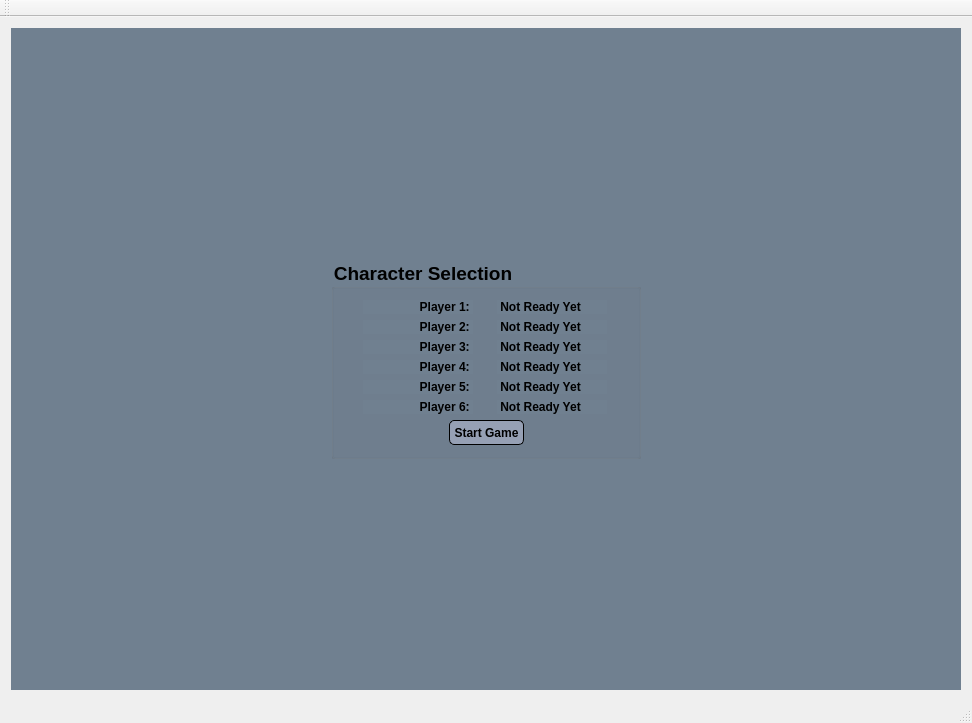
stcassedy/Clue-Less-JHU, file Client/src/UI/ClientWindow.ui: the form before one commit.
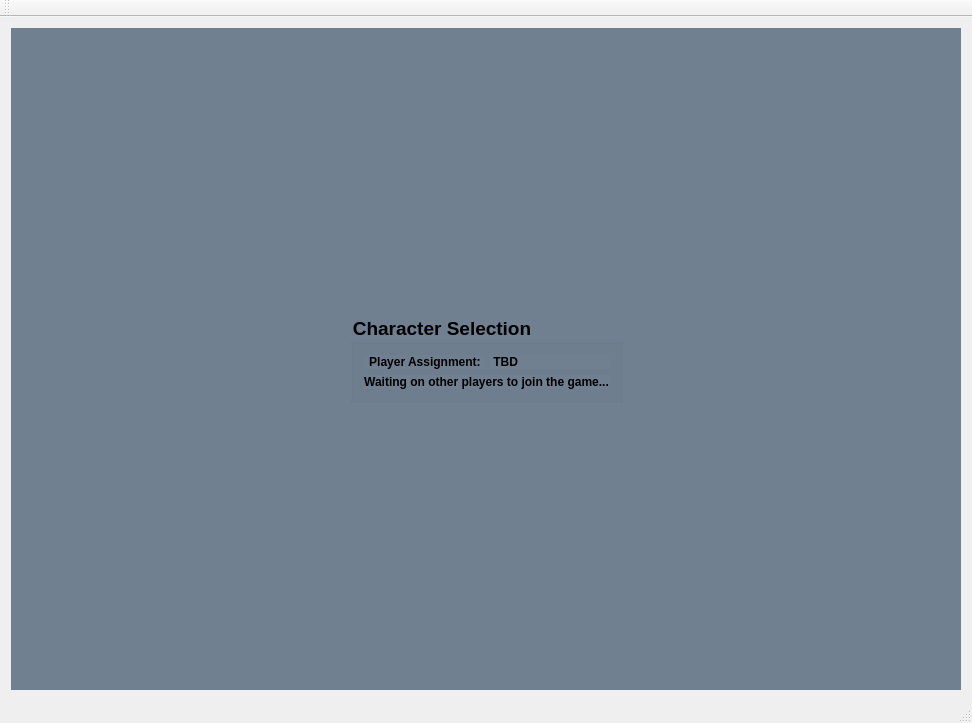
The form after the commit. The open tabs and pages were chosen to show the change.

Commit message:
Client Handles Most Server Messages
The client logic has been updated for most scenarios. The Server classes and Board classes are still not playing nicely.

```diff
--- a/Client/src/UI/ClientWindow.ui
+++ b/Client/src/UI/ClientWindow.ui
@@ -304,199 +304,9 @@
           </property>
           <layout class="QVBoxLayout" name="verticalLayout_29">
            <item>
-            <layout class="QGridLayout" name="gridLayout_3">
-             <item row="4" column="1">
-              <widget class="QLabel" name="lbReadyPlayer5">
-               <property name="minimumSize">
-                <size>
-                 <width>80</width>
-                 <height>0</height>
-                </size>
-               </property>
-               <property name="maximumSize">
-                <size>
-                 <width>110</width>
-                 <height>16777215</height>
-                </size>
-               </property>
-               <property name="styleSheet">
-                <string notr="true">QLabel {
-color: rgb(0,0,0);
-font-weight: bold;
-}</string>
-               </property>
-               <property name="text">
-                <string> Not Ready Yet</string>
-               </property>
-               <property name="alignment">
-                <set>Qt::AlignLeading|Qt::AlignLeft|Qt::AlignVCenter</set>
-               </property>
-              </widget>
-             </item>
-             <item row="5" column="0">
-              <widget class="QLabel" name="lbSelectionPlayer6">
-               <property name="maximumSize">
-                <size>
-                 <width>110</width>
-                 <height>16777215</height>
-                </size>
-               </property>
-               <property name="styleSheet">
-                <string notr="true">QLabel {
-color: rgb(0,0,0);
-font-weight: bold;
-}</string>
-               </property>
-               <property name="text">
-                <string>Player 6: </string>
-               </property>
-               <property name="alignment">
-                <set>Qt::AlignRight|Qt::AlignTrailing|Qt::AlignVCenter</set>
-               </property>
-              </widget>
-             </item>
-             <item row="3" column="0">
-              <widget class="QLabel" name="lbSelectionPlayer4">
-               <property name="maximumSize">
-                <size>
-                 <width>110</width>
-                 <height>16777215</height>
-                </size>
-               </property>
-               <property name="styleSheet">
-                <string notr="true">QLabel {
-color: rgb(0,0,0);
-font-weight: bold;
-}</string>
-               </property>
-               <property name="text">
-                <string>Player 4: </string>
-               </property>
-               <property name="alignment">
-                <set>Qt::AlignRight|Qt::AlignTrailing|Qt::AlignVCenter</set>
-               </property>
-              </widget>
-             </item>
-             <item row="3" column="1">
-              <widget class="QLabel" name="lbReadyPlayer4">
-               <property name="minimumSize">
-                <size>
-                 <width>80</width>
-                 <height>0</height>
-                </size>
-               </property>
-               <property name="maximumSize">
-                <size>
-                 <width>110</width>
-                 <height>16777215</height>
-                </size>
-               </property>
-               <property name="styleSheet">
-                <string notr="true">QLabel {
-color: rgb(0,0,0);
-font-weight: bold;
-}</string>
-               </property>
-               <property name="text">
-                <string> Not Ready Yet</string>
-               </property>
-               <property name="alignment">
-                <set>Qt::AlignLeading|Qt::AlignLeft|Qt::AlignVCenter</set>
-               </property>
-              </widget>
-             </item>
-             <item row="1" column="0">
-              <widget class="QLabel" name="lbSelectionPlayer2">
-               <property name="maximumSize">
-                <size>
-                 <width>110</width>
-                 <height>16777215</height>
-                </size>
-               </property>
-               <property name="styleSheet">
-                <string notr="true">QLabel {
-color: rgb(0,0,0);
-font-weight: bold;
-}</string>
-               </property>
-               <property name="text">
-                <string>Player 2: </string>
-               </property>
-               <property name="alignment">
-                <set>Qt::AlignRight|Qt::AlignTrailing|Qt::AlignVCenter</set>
-               </property>
-              </widget>
-             </item>
-             <item row="5" column="1">
-              <widget class="QLabel" name="lbReadyPlayer6">
-               <property name="minimumSize">
-                <size>
-                 <width>80</width>
-                 <height>0</height>
-                </size>
-               </property>
-               <property name="maximumSize">
-                <size>
-                 <width>110</width>
-                 <height>16777215</height>
-                </size>
-               </property>
-               <property name="styleSheet">
-                <string notr="true">QLabel {
-color: rgb(0,0,0);
-font-weight: bold;
-}</string>
-               </property>
-               <property name="text">
-                <string> Not Ready Yet</string>
-               </property>
-               <property name="alignment">
-                <set>Qt::AlignLeading|Qt::AlignLeft|Qt::AlignVCenter</set>
-               </property>
-              </widget>
-             </item>
-             <item row="0" column="1">
-              <widget class="QLabel" name="lbReadyPlayer1">
-               <property name="minimumSize">
-                <size>
-                 <width>80</width>
-                 <height>0</height>
-                </size>
-               </property>
-               <property name="maximumSize">
-                <size>
-                 <width>110</width>
-                 <height>16777215</height>
-                </size>
-               </property>
-               <property name="styleSheet">
-                <string notr="true">QLabel {
-color: rgb(0,0,0);
-font-weight: bold;
-}</string>
-               </property>
-               <property name="text">
-                <string> Not Ready Yet</string>
-               </property>
-               <property name="alignment">
-                <set>Qt::AlignLeading|Qt::AlignLeft|Qt::AlignVCenter</set>
-               </property>
-              </widget>
-             </item>
+            <layout class="QGridLayout" name="gridLayout_7">
              <item row="1" column="1">
-              <widget class="QLabel" name="lbReadyPlayer2">
-               <property name="minimumSize">
-                <size>
-                 <width>80</width>
-                 <height>0</height>
-                </size>
-               </property>
-               <property name="maximumSize">
-                <size>
-                 <width>110</width>
-                 <height>16777215</height>
-                </size>
-               </property>
+              <widget class="QLabel" name="lbPlayerAssignment">
                <property name="styleSheet">
                 <string notr="true">QLabel {
 color: rgb(0,0,0);
@@ -504,21 +314,12 @@
 }</string>
                </property>
                <property name="text">
-                <string> Not Ready Yet</string>
+                <string> TBD</string>
                </property>
-               <property name="alignment">
-                <set>Qt::AlignLeading|Qt::AlignLeft|Qt::AlignVCenter</set>
-               </property>
               </widget>
              </item>
-             <item row="4" column="0">
-              <widget class="QLabel" name="lbSelectionPlayer5">
-               <property name="maximumSize">
-                <size>
-                 <width>110</width>
-                 <height>16777215</height>
-                </size>
-               </property>
+             <item row="1" column="0">
+              <widget class="QLabel" name="lbPlayerAssignmentText">
                <property name="styleSheet">
                 <string notr="true">QLabel {
 color: rgb(0,0,0);
@@ -526,79 +327,7 @@
 }</string>
                </property>
                <property name="text">
-                <string>Player 5: </string>
-               </property>
-               <property name="alignment">
-                <set>Qt::AlignRight|Qt::AlignTrailing|Qt::AlignVCenter</set>
-               </property>
-              </widget>
-             </item>
-             <item row="2" column="1">
-              <widget class="QLabel" name="lbReadyPlayer3">
-               <property name="minimumSize">
-                <size>
-                 <width>80</width>
-                 <height>0</height>
-                </size>
-               </property>
-               <property name="maximumSize">
-                <size>
-                 <width>110</width>
-                 <height>16777215</height>
-                </size>
-               </property>
-               <property name="styleSheet">
-                <string notr="true">QLabel {
-color: rgb(0,0,0);
-font-weight: bold;
-}</string>
-               </property>
-               <property name="text">
-                <string> Not Ready Yet</string>
-               </property>
-               <property name="alignment">
-                <set>Qt::AlignLeading|Qt::AlignLeft|Qt::AlignVCenter</set>
-               </property>
-              </widget>
-             </item>
-             <item row="2" column="0">
-              <widget class="QLabel" name="lbSelectionPlayer3">
-               <property name="maximumSize">
-                <size>
-                 <width>110</width>
-                 <height>16777215</height>
-                </size>
-               </property>
-               <property name="styleSheet">
-                <string notr="true">QLabel {
-color: rgb(0,0,0);
-font-weight: bold;
-}</string>
-               </property>
-               <property name="text">
-                <string>Player 3: </string>
-               </property>
-               <property name="alignment">
-                <set>Qt::AlignRight|Qt::AlignTrailing|Qt::AlignVCenter</set>
-               </property>
-              </widget>
-             </item>
-             <item row="0" column="0">
-              <widget class="QLabel" name="lbSelectionPlayer1">
-               <property name="maximumSize">
-                <size>
-                 <width>110</width>
-                 <height>16777215</height>
-                </size>
-               </property>
-               <property name="styleSheet">
-                <string notr="true">QLabel {
-color: rgb(0,0,0);
-font-weight: bold;
-}</string>
-               </property>
-               <property name="text">
-                <string>Player 1: </string>
+                <string>Player Assignment: </string>
                </property>
                <property name="alignment">
                 <set>Qt::AlignRight|Qt::AlignTrailing|Qt::AlignVCenter</set>
@@ -608,72 +337,20 @@
             </layout>
            </item>
            <item>
-            <layout class="QHBoxLayout" name="horizontalLayout_3">
-             <item>
-              <spacer name="horizontalSpacer_5">
-               <property name="orientation">
-                <enum>Qt::Horizontal</enum>
-               </property>
-               <property name="sizeHint" stdset="0">
-                <size>
-                 <width>40</width>
-                 <height>20</height>
-                </size>
-               </property>
-              </spacer>
-             </item>
-             <item>
-              <widget class="QPushButton" name="btnStartGame">
-               <property name="minimumSize">
-                <size>
-                 <width>75</width>
-                 <height>25</height>
-                </size>
-               </property>
-               <property name="styleSheet">
-                <string notr="true">QPushButton {
+            <widget class="QLabel" name="lbWaitingOnOtherPlayers">
+             <property name="styleSheet">
+              <string notr="true">QLabel {
 color: rgb(0,0,0);
 font-weight: bold;
-background-color: rgb(150,160,180);
-border: 1px solid black;
-border-radius: 5px;
-}
-
-QPushButton:hover {
-color: rgb(0,0,0);
-font-weight: bold;
-background-color: rgb(250,250,250);
-border: 1px solid black;
-border-radius: 5px;
-}
-
-QPushButton:disabled {
-color: darkgrey;
-font-weight: bold;
-background-color:lightgrey;
-border: 1px solid darkgrey;
-border-radius: 5px;
 }</string>
-               </property>
-               <property name="text">
-                <string>Start Game</string>
-               </property>
-              </widget>
-             </item>
-             <item>
-              <spacer name="horizontalSpacer_6">
-               <property name="orientation">
-                <enum>Qt::Horizontal</enum>
-               </property>
-               <property name="sizeHint" stdset="0">
-                <size>
-                 <width>40</width>
-                 <height>20</height>
-                </size>
-               </property>
-              </spacer>
-             </item>
-            </layout>
+             </property>
+             <property name="text">
+              <string>Waiting on other players to join the game...</string>
+             </property>
+             <property name="alignment">
+              <set>Qt::AlignCenter</set>
+             </property>
+            </widget>
            </item>
           </layout>
          </widget>
```
The commit also changes 9 other files.
